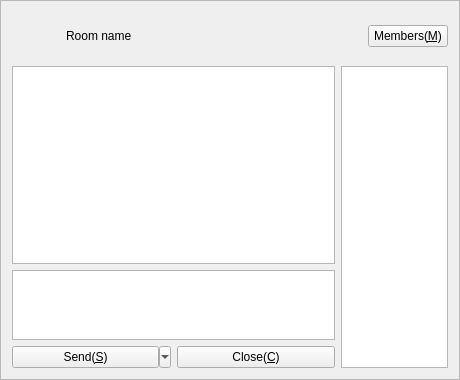
Old version of the form Widgets/FrmGroupChat/FrmGroupChat.ui in the repository KangLin/RabbitIm.
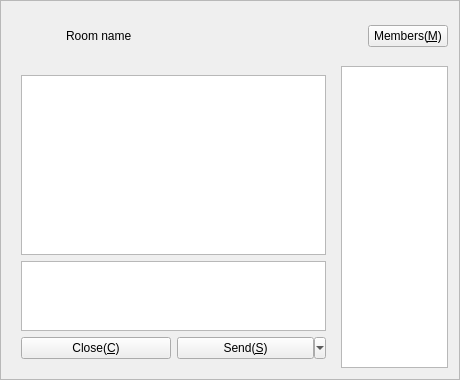
New version of the form. Icons and pictures are not drawn. Custom widgets are drawn as their Qt base class.

Commit message: 初始化组聊对话框

```diff
--- a/Widgets/FrmGroupChat/FrmGroupChat.ui
+++ b/Widgets/FrmGroupChat/FrmGroupChat.ui
@@ -95,18 +95,6 @@
         </sizepolicy>
        </property>
        <layout class="QGridLayout" name="gridLayout">
-        <property name="leftMargin">
-         <number>0</number>
-        </property>
-        <property name="topMargin">
-         <number>0</number>
-        </property>
-        <property name="rightMargin">
-         <number>0</number>
-        </property>
-        <property name="bottomMargin">
-         <number>0</number>
-        </property>
         <item row="0" column="0" colspan="2">
          <layout class="QVBoxLayout" name="verticalLayout">
           <item>
@@ -154,7 +142,7 @@
           </item>
          </layout>
         </item>
-        <item row="1" column="1">
+        <item row="1" column="0">
          <widget class="QPushButton" name="pbClose">
           <property name="sizePolicy">
            <sizepolicy hsizetype="Preferred" vsizetype="Fixed">
@@ -174,7 +162,7 @@
           </property>
          </widget>
         </item>
-        <item row="1" column="0">
+        <item row="1" column="1">
          <widget class="QToolButton" name="pbSend">
           <property name="sizePolicy">
            <sizepolicy hsizetype="Preferred" vsizetype="Preferred">
```
The commit also changes 4 other files.
